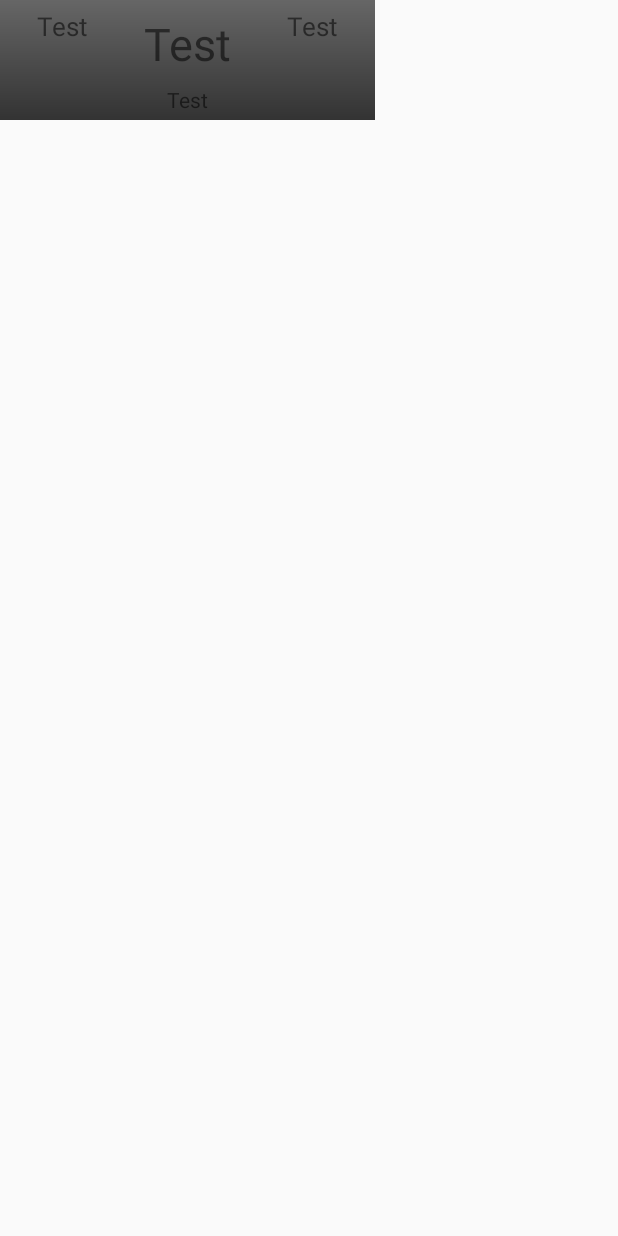
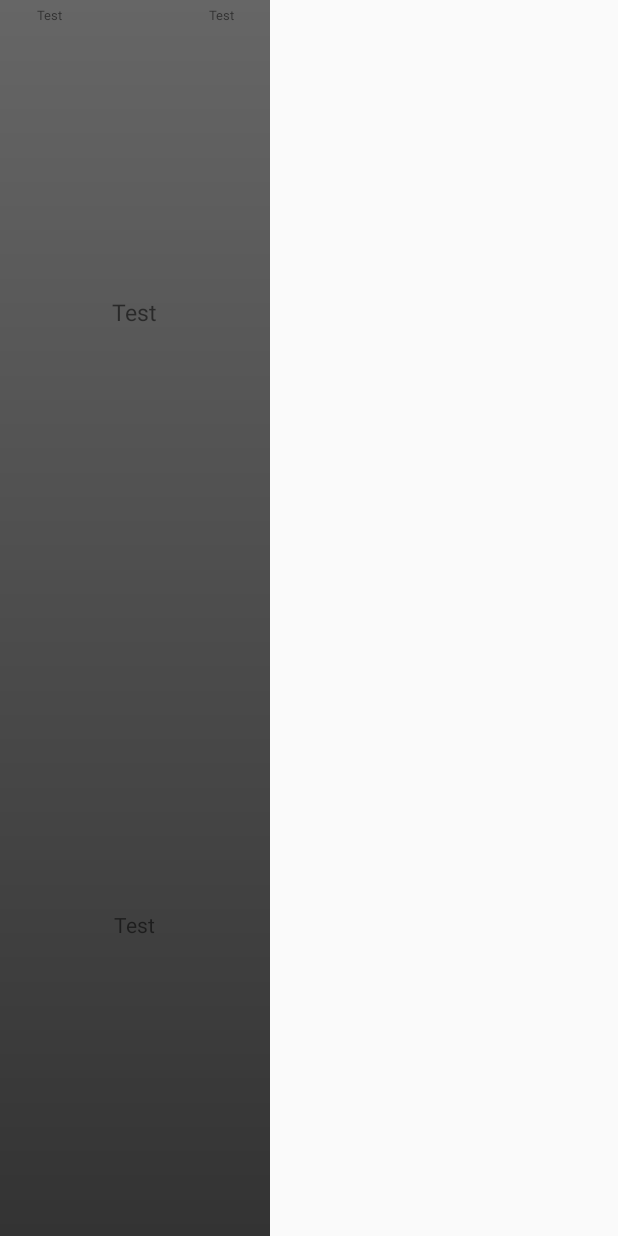
Before and after one commit to theeheng/SuperDuo, an Android app: the layout widget_item.xml on its own in the app's theme, with its tools: preview values and no code run, on a phone screen of 412 x 824 dp. Run offline under Robolectric (Android 15) with nearby library versions, the phone set to English and light mode, and no system bars.

Commit message:
Fix widget

```diff
--- a/Football_Scores/app/src/main/java/barqsoft/footballscores/StackRemoteViewsFactory.java
+++ b/Football_Scores/app/src/main/java/barqsoft/footballscores/StackRemoteViewsFactory.java
@@ -100,7 +100,7 @@ public class StackRemoteViewsFactory implements RemoteViewsService.RemoteViewsFa
         RemoteViews rv = new RemoteViews(mContext.getPackageName(), R.layout.widget_item);
         rv.setTextViewText(R.id.home_name, mWidgetItems.get(position).getHomeName());
         rv.setTextViewText(R.id.away_name, mWidgetItems.get(position).getAwayName());
-        rv.setTextViewText(R.id.score_textview, String.format("%s - %s", mWidgetItems.get(position).getHomeGoal(), mWidgetItems.get(position).getAwayGoal()));
+        rv.setTextViewText(R.id.score_textview, String.format("%s - %s", mWidgetItems.get(position).getHomeGoal().replace("-1",""), mWidgetItems.get(position).getAwayGoal()).replace("-1",""));
         rv.setTextViewText(R.id.data_textview, mWidgetItems.get(position).getTime());
         rv.setImageViewResource(R.id.home_crest, Utilies.getTeamCrestByTeamName(mWidgetItems.get(position).getHomeName()));
         rv.setImageViewResource(R.id.away_crest, Utilies.getTeamCrestByTeamName(mWidgetItems.get(position).getAwayName()));
@@ -111,7 +111,7 @@ public class StackRemoteViewsFactory implements RemoteViewsService.RemoteViewsFa
         extras.putInt(ScoreWidgetProvider.EXTRA_ITEM, position);
         Intent fillInIntent = new Intent();
         fillInIntent.putExtras(extras);
-        rv.setOnClickFillInIntent(R.id.score_textview, fillInIntent);
+        rv.setOnClickFillInIntent(R.id.widget_linear_layout, fillInIntent);
 
         // You can do heaving lifting in here, synchronously. For example, if you need to
         // process an image, fetch something from the network, etc., it is ok to do it here,
--- a/Football_Scores/app/src/main/java/barqsoft/footballscores/service/myFetchService.java
+++ b/Football_Scores/app/src/main/java/barqsoft/footballscores/service/myFetchService.java
@@ -41,7 +41,7 @@ public class myFetchService extends IntentService
     protected void onHandleIntent(Intent intent)
     {
         getLeague();
-        getData("n2");
+        getData("n3");
         getData("p2");
 
         return;
--- a/Football_Scores/app/src/main/res/layout/widget_item.xml
+++ b/Football_Scores/app/src/main/res/layout/widget_item.xml
@@ -1,15 +1,15 @@
 <?xml version="1.0" encoding="utf-8"?>
 <LinearLayout xmlns:android="http://schemas.android.com/apk/res/android"
-    android:orientation="vertical" android:layout_width="@dimen/widget_width"
-    android:layout_height="@dimen/widget_height"
-    android:gravity="center"
+    android:orientation="vertical"
+    android:layout_height="match_parent"
+    android:layout_width="@dimen/widget_width"
     android:background="@drawable/widget_item_background"
-    android:layout_alignParentTop="true"
+    android:padding="4dp"
+    android:id="@+id/widget_linear_layout"
     >
     <LinearLayout
         android:orientation="horizontal" android:layout_width="match_parent"
         android:layout_height="match_parent"
-        android:paddingTop="5dp"
         >
         <LinearLayout
             android:layout_width="match_parent"
@@ -25,7 +25,7 @@
                 android:layout_width="wrap_content"
                 android:layout_height="wrap_content"
                 android:layout_gravity="center"
-                android:textSize="@dimen/TeamNames"
+                android:textSize="@dimen/WidgetTeamNames"
                 android:gravity="center"
                 android:text="@string/test_text"
                 android:id="@+id/home_name"/>
@@ -42,7 +42,7 @@
                 android:text="@string/test_text"
                 android:layout_gravity="center"
                 android:gravity="center"
-                android:textSize="@dimen/Score"
+                android:textSize="@dimen/WidgetScore"
                 android:id="@+id/score_textview"/>
             <TextView
                 android:layout_width="wrap_content"
@@ -70,7 +70,7 @@
                 android:layout_gravity="center"
                 android:gravity="center"
                 android:text="@string/test_text"
-                android:textSize="@dimen/TeamNames"
+                android:textSize="@dimen/WidgetTeamNames"
                 android:id="@+id/away_name"/>
         </LinearLayout>
     </LinearLayout>
--- a/Football_Scores/app/src/main/res/layout/widget_layout.xml
+++ b/Football_Scores/app/src/main/res/layout/widget_layout.xml
@@ -15,13 +15,11 @@
 -->
 <FrameLayout xmlns:android="http://schemas.android.com/apk/res/android"
     android:layout_width="match_parent"
-    android:layout_height="match_parent"
-    android:layout_margin="@dimen/widget_margin">
+    android:layout_height="match_parent">
     <StackView xmlns:android="http://schemas.android.com/apk/res/android"
         android:id="@+id/stack_view"
         android:layout_width="match_parent"
         android:layout_height="match_parent"
-        android:gravity="center"
         android:loopViews="true" />
     <TextView xmlns:android="http://schemas.android.com/apk/res/android"
         android:id="@+id/empty_view"
--- a/Football_Scores/app/src/main/res/values/dimens.xml
+++ b/Football_Scores/app/src/main/res/values/dimens.xml
@@ -8,6 +8,8 @@
     <dimen name="Score">30sp</dimen>
     <dimen name="League">15sp</dimen>
     <dimen name="widget_margin">8dp</dimen>
-    <dimen name="widget_width">250dp</dimen>
-    <dimen name="widget_height">80dp</dimen>
+    <dimen name="widget_width">180dp</dimen>
+    <dimen name="widget_height">40dp</dimen>
+    <dimen name="WidgetTeamNames">8.5sp</dimen>
+    <dimen name="WidgetScore">15sp</dimen>
 </resources>
--- a/Football_Scores/app/src/main/res/xml/scorewidgetinfo.xml
+++ b/Football_Scores/app/src/main/res/xml/scorewidgetinfo.xml
@@ -15,8 +15,9 @@
 -->
 <appwidget-provider
     xmlns:android="http://schemas.android.com/apk/res/android"
-    android:minWidth="300dip"
-    android:minHeight="150dip"
+    android:minWidth="@dimen/widget_width"
+    android:minHeight="@dimen/widget_height"
+    android:resizeMode="horizontal|vertical"
     android:updatePeriodMillis="3600000"
     android:previewImage="@drawable/preview"
     android:initialLayout="@layout/widget_layout"
```
Also changed, not shown: Football_Scores/app/src/main/java/barqsoft/footballscores/ScoreWidgetProvider.java (+8 -8 lines), Football_Scores/app/src/main/res/drawable-hdpi/no_icon.png, Football_Scores/app/src/main/res/drawable-mdpi/no_icon.png, Football_Scores/app/src/main/res/drawable-xhdpi/no_icon.png, Football_Scores/app/src/main/res/drawable-xxhdpi/no_icon.png, Football_Scores/app/src/main/res/drawable/preview.png.
